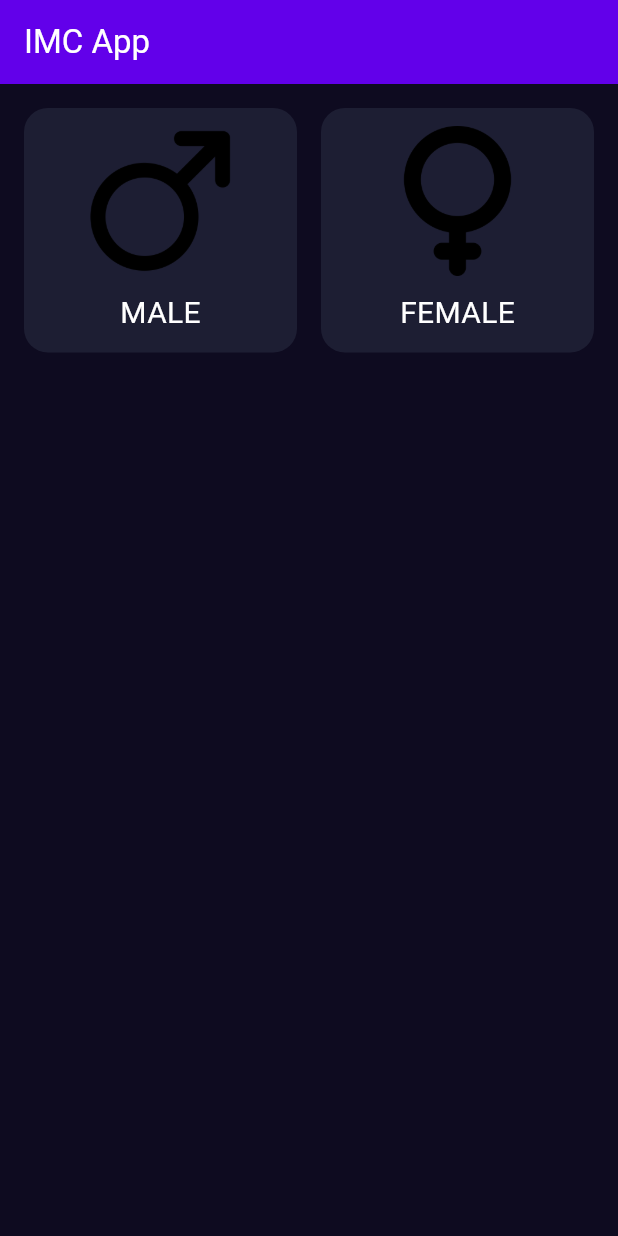
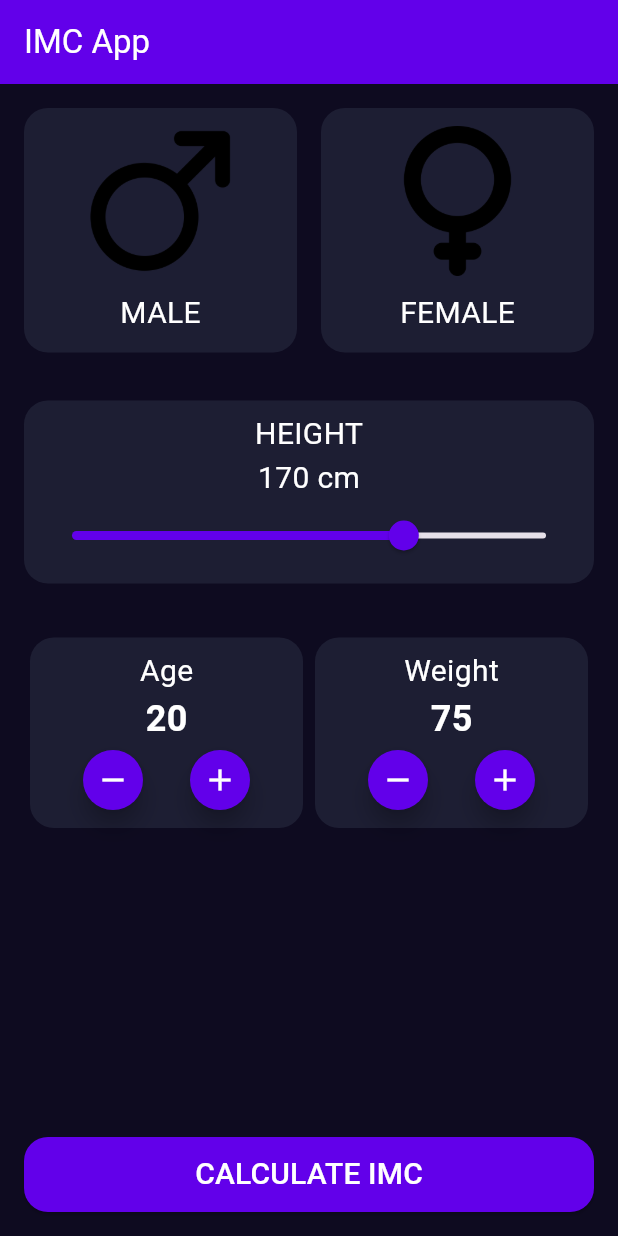
Before and after one commit to DiegoSandovalV/IMC-App, a Flutter app: the screen it shows after launch, on a phone screen of 412 x 824 dp. Run offline on Flutter 3.47's test engine with Material 3 defaults, Android fonts, the phone set to English and light mode, and no system bars.

Commit message:
Feat: IMC calculator

```diff
--- /dev/null
+++ b/imc_app/lib/components/height_selector.dart
@@ -0,0 +1,46 @@
+import 'package:flutter/material.dart';
+import 'package:imc_app/core/app_colors.dart';
+import 'package:imc_app/core/text_styles.dart';
+
+class HeightSelector extends StatefulWidget {
+  final int value;
+  final Function(int) onChanged;
+
+  const HeightSelector({
+    super.key,
+    required this.value,
+    required this.onChanged,
+  });
+
+  @override
+  State<HeightSelector> createState() => _HeightSelectorState();
+}
+
+class _HeightSelectorState extends State<HeightSelector> {
+  @override
+  Widget build(BuildContext context) {
+    return Container(
+      margin: const EdgeInsets.all(16),
+      padding: const EdgeInsets.all(8),
+      decoration: BoxDecoration(
+        color: AppColors.backgroundComponent,
+        borderRadius: BorderRadius.circular(16),
+      ),
+      child: Column(
+        children: [
+          Text("HEIGHT", style: TextStyles.bodyText),
+          Text("${widget.value.toString()} cm", style: TextStyles.bodyText),
+          Slider(
+            value: widget.value.toDouble(),
+            onChanged: (newValue) {
+              widget.onChanged(newValue.toInt());
+            },
+            min: 100,
+            max: 200,
+            activeColor: AppColors.primary,
+          ),
+        ],
+      ),
+    );
+  }
+}
--- /dev/null
+++ b/imc_app/lib/components/number_selector.dart
@@ -0,0 +1,67 @@
+import 'package:flutter/material.dart';
+import 'package:imc_app/core/app_colors.dart';
+import 'package:imc_app/core/text_styles.dart';
+
+class NumberSelector extends StatefulWidget {
+  final String title;
+  final int value;
+  final Function() onIncrement;
+  final Function() onDecrement;
+
+  const NumberSelector({
+    super.key,
+    required this.title,
+    required this.value,
+    required this.onIncrement,
+    required this.onDecrement,
+  });
+
+  @override
+  State<NumberSelector> createState() => _NumberSelectorState();
+}
+
+class _NumberSelectorState extends State<NumberSelector> {
+  @override
+  Widget build(BuildContext context) {
+    return Container(
+      margin: const EdgeInsets.all(4),
+      padding: const EdgeInsets.all(8),
+      decoration: BoxDecoration(
+        color: AppColors.backgroundComponent,
+        borderRadius: BorderRadius.circular(16),
+      ),
+      child: Column(
+        mainAxisSize: MainAxisSize.min,
+        children: [
+          Text(widget.title, style: TextStyles.bodyText),
+          Text(widget.value.toStringAsFixed(0), style: TextStyles.countText),
+          Row(
+            mainAxisAlignment: MainAxisAlignment.spaceEvenly,
+            children: [
+              FloatingActionButton(
+                heroTag: null,
+                onPressed: () {
+                  widget.onDecrement();
+                },
+                shape: const CircleBorder(),
+                backgroundColor: AppColors.primary,
+                mini: true,
+                child: const Icon(Icons.remove, color: Colors.white),
+              ),
+              FloatingActionButton(
+                heroTag: null,
+                onPressed: () {
+                  widget.onIncrement();
+                },
+                shape: const CircleBorder(),
+                backgroundColor: AppColors.primary,
+                mini: true,
+                child: const Icon(Icons.add, color: Colors.white),
+              ),
+            ],
+          ),
+        ],
+      ),
+    );
+  }
+}
--- a/imc_app/lib/core/text_styles.dart
+++ b/imc_app/lib/core/text_styles.dart
@@ -5,4 +5,16 @@ class TextStyles {
     fontSize: 20,
     color: Colors.white,
   );
+
+  static const TextStyle countText = TextStyle(
+    fontSize: 24,
+    color: Colors.white,
+    fontWeight: FontWeight.bold,
+  );
+
+  static const TextStyle resultText = TextStyle(
+    fontSize: 36,
+    color: Colors.white,
+    fontWeight: FontWeight.bold,
+  );
 }
--- a/imc_app/lib/screens/imc_home_screen.dart
+++ b/imc_app/lib/screens/imc_home_screen.dart
@@ -1,5 +1,10 @@
 import 'package:flutter/material.dart';
 import 'package:imc_app/components/gender_selector.dart';
+import 'package:imc_app/components/height_selector.dart';
+import 'package:imc_app/components/number_selector.dart';
+import 'package:imc_app/core/app_colors.dart';
+import 'package:imc_app/core/text_styles.dart';
+import 'package:imc_app/screens/imc_result_screen.dart';
 
 class ImcHomeScreen extends StatefulWidget {
   const ImcHomeScreen({super.key});
@@ -9,8 +14,96 @@ class ImcHomeScreen extends StatefulWidget {
 }
 
 class _ImcHomeScreenState extends State<ImcHomeScreen> {
+  int selectedAge = 20;
+  int selectedWeight = 75;
+  int selectedHeight = 170;
+
   @override
   Widget build(BuildContext context) {
-    return Column(children: [GenderSelector()]);
+    return Column(
+      children: [
+        GenderSelector(),
+        HeightSelector(
+          value: selectedHeight,
+          onChanged: (newHeight) {
+            setState(() {
+              selectedHeight = newHeight;
+            });
+          },
+        ),
+
+        Padding(
+          padding: const EdgeInsets.all(16.0),
+          child: Row(
+            children: [
+              Expanded(
+                child: NumberSelector(
+                  title: "Age",
+                  value: selectedAge,
+                  onIncrement: () {
+                    setState(() {
+                      selectedAge++;
+                    });
+                  },
+                  onDecrement: () {
+                    setState(() {
+                      selectedAge--;
+                    });
+                  },
+                ),
+              ),
+              Expanded(
+                child: NumberSelector(
+                  title: "Weight",
+                  value: selectedWeight,
+                  onIncrement: () {
+                    setState(() {
+                      selectedWeight++;
+                    });
+                  },
+                  onDecrement: () {
+                    setState(() {
+                      selectedWeight--;
+                    });
+                  },
+                ),
+              ),
+            ],
+          ),
+        ),
+
+        Spacer(),
+        Padding(
+          padding: const EdgeInsets.all(16.0),
+          child: SizedBox(
+            width: double.infinity,
+            height: 50,
+            child: ElevatedButton(
+              onPressed: () {
+                Navigator.push(
+                  context,
+                  MaterialPageRoute(
+                    builder: (context) => ImcResultScreen(
+                      age: selectedAge,
+                      weight: selectedWeight,
+                      height: selectedHeight,
+                    ),
+                  ),
+                );
+              },
+              style: ButtonStyle(
+                backgroundColor: WidgetStateProperty.all(AppColors.primary),
+                shape: WidgetStateProperty.all(
+                  RoundedRectangleBorder(
+                    borderRadius: BorderRadius.circular(16),
+                  ),
+                ),
+              ),
+              child: Text("CALCULATE IMC", style: TextStyles.bodyText),
+            ),
+          ),
+        ),
+      ],
+    );
   }
 }
--- /dev/null
+++ b/imc_app/lib/screens/imc_result_screen.dart
@@ -0,0 +1,130 @@
+import 'package:flutter/material.dart';
+import 'package:imc_app/core/app_colors.dart';
+import 'package:imc_app/core/text_styles.dart';
+
+class ImcResultScreen extends StatelessWidget {
+  final int age;
+  final int weight; // en kg
+  final int height; // en cm
+
+  const ImcResultScreen({
+    super.key,
+    required this.age,
+    required this.weight,
+    required this.height,
+  });
+
+  double _calculateImc() {
+    final heightInMeters = height / 100;
+    return weight / (heightInMeters * heightInMeters);
+  }
+
+  String _getImcCategory(double imc) {
+    if (imc < 18.5) return "Underweight";
+    if (imc < 24.9) return "Normal weight";
+    if (imc < 29.9) return "Overweight";
+    return "Obesity";
+  }
+
+  Color _getImcColor(double imc) {
+    if (imc < 18.5) return Colors.blueAccent;
+    if (imc < 24.9) return Colors.green;
+    if (imc < 29.9) return Colors.orangeAccent;
+    return Colors.redAccent;
+  }
+
+  @override
+  Widget build(BuildContext context) {
+    final imc = _calculateImc();
+    final category = _getImcCategory(imc);
+    final color = _getImcColor(imc);
+
+    return Scaffold(
+      backgroundColor: AppColors.background,
+      appBar: appBarResult(),
+      body: bodyResult(context, imc, category, color),
+    );
+  }
+
+  Padding bodyResult(
+    BuildContext context,
+    double imc,
+    String category,
+    Color color,
+  ) {
+    return Padding(
+      padding: const EdgeInsets.all(16),
+      child: Column(
+        crossAxisAlignment: CrossAxisAlignment.center,
+        children: [
+          Text("Your Result", style: TextStyles.resultText),
+          const SizedBox(height: 20),
+          Expanded(
+            child: Container(
+              width: double.infinity,
+              padding: const EdgeInsets.all(24),
+              decoration: BoxDecoration(
+                color: AppColors.backgroundComponent,
+                borderRadius: BorderRadius.circular(16),
+              ),
+              child: Column(
+                mainAxisAlignment: MainAxisAlignment.center,
+                children: [
+                  Text(
+                    category,
+                    style: TextStyle(
+                      color: color,
+                      fontSize: 24,
+                      fontWeight: FontWeight.bold,
+                    ),
+                  ),
+                  const SizedBox(height: 20),
+                  Text(
+                    imc.toStringAsFixed(1),
+                    style: const TextStyle(
+                      fontSize: 60,
+                      fontWeight: FontWeight.w900,
+                      color: Colors.white,
+                    ),
+                  ),
+                  const SizedBox(height: 20),
+                  Text(
+                    "Age: $age years\nWeight: $weight kg\nHeight: $height cm",
+                    style: TextStyles.bodyText,
+                    textAlign: TextAlign.center,
+                  ),
+                ],
+              ),
+            ),
+          ),
+          const SizedBox(height: 20),
+          SizedBox(
+            width: double.infinity,
+            height: 50,
+            child: ElevatedButton(
+              style: ElevatedButton.styleFrom(
+                backgroundColor: AppColors.primary,
+                shape: RoundedRectangleBorder(
+                  borderRadius: BorderRadius.circular(12),
+                ),
+              ),
+              onPressed: () => Navigator.pop(context),
+              child: const Text(
+                "RECALCULATE",
+                style: TextStyle(fontSize: 18, color: Colors.white),
+              ),
+            ),
+          ),
+        ],
+      ),
+    );
+  }
+
+  AppBar appBarResult() {
+    return AppBar(
+      title: const Text("IMC Result"),
+      backgroundColor: AppColors.primary,
+      foregroundColor: Colors.white,
+    );
+  }
+}
```
